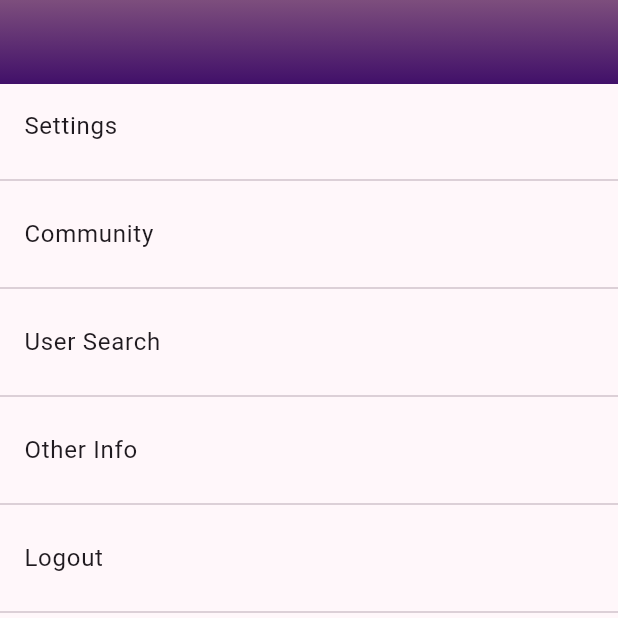
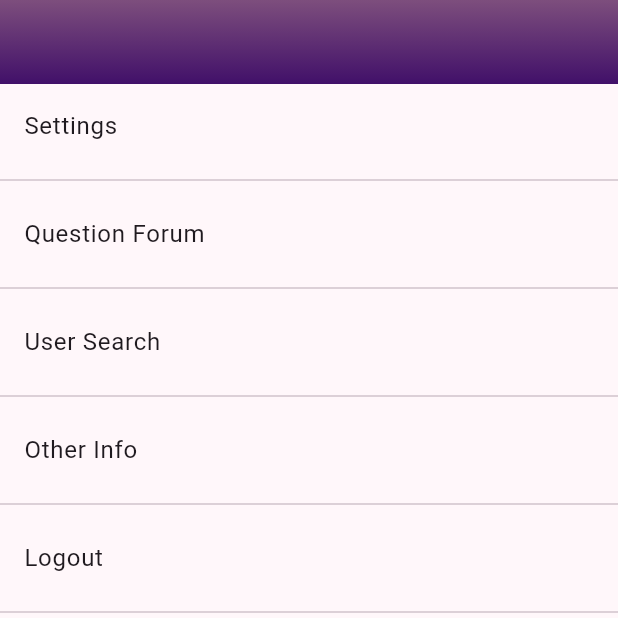
Before and after one commit to MatthewBertello/chd_app, a Flutter app: the screen it shows once a user with an empty profile is signed in, item 4 of the bottom bar chosen, on a phone screen of 412 x 824 dp, the top half of it. Run offline on Flutter 3.47's test engine with Material 3 defaults, Android fonts, the phone set to English and light mode, and no system bars; our stand-ins replace flutter_dotenv, shared_preferences, supabase_flutter, syncfusion_flutter_charts; missing offline and left inert: postgres, supabase_auth_ui; accounts and stored records are empty; network calls fail.

Commit message:
changed the title of 'community page' to 'question forum'

```diff
--- a/lib/screens/burger_menu.dart
+++ b/lib/screens/burger_menu.dart
@@ -23,7 +23,7 @@ class BurgerMenu extends StatelessWidget {
           context, MaterialPageRoute(builder: (context) => const Settings()))
     },
      {
-      'Community': (context) {
+      'Question Forum': (context) {
         Navigator.push(
             context, MaterialPageRoute(builder: (context) => const CommunityPage())); //routes to community page
       }
--- a/lib/screens/community_page.dart
+++ b/lib/screens/community_page.dart
@@ -12,7 +12,7 @@ Widget build(BuildContext context){
  return Scaffold(
   appBar: DefaultAppBar(
         context: context,
-        title: "Community",
+        title: "Question Forum",
       ),
        body: Center(
         child: Column(
```
